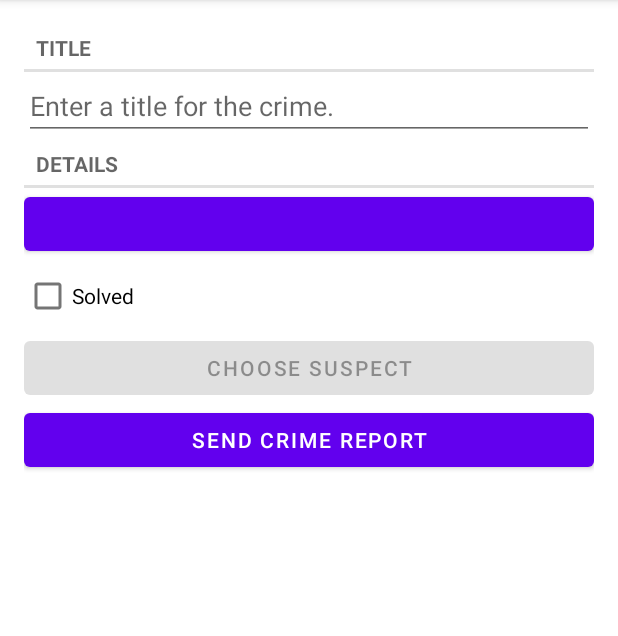
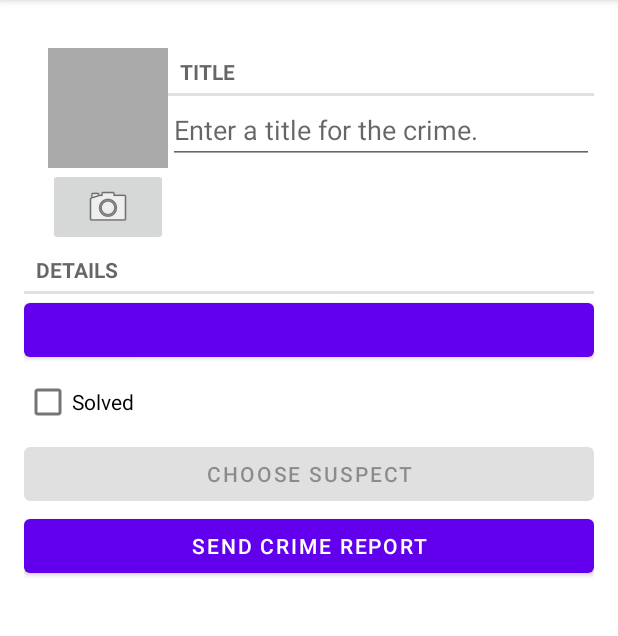
Before and after one commit to mattburnsidemagenic/bnr-android, an Android app: the screen it shows after launch (MainActivity), after a tap on "New Crime", on a phone screen of 412 x 824 dp, the part 84-720 px from its top. Run offline under Robolectric (Android 15) with nearby library versions, the phone set to English and light mode, and no system bars; our stand-ins replace Room's generated code; 1 statement that could not run was skipped.

Commit message:
End of Chapter 16

```diff
--- a/CriminalIntent/app/src/main/java/com/bignerdranch/android/criminalintent/Crime.kt
+++ b/CriminalIntent/app/src/main/java/com/bignerdranch/android/criminalintent/Crime.kt
@@ -9,4 +9,7 @@ import java.util.UUID
 data class Crime(@PrimaryKey val id: UUID = UUID.randomUUID(),
                  var title: String = "",
                  var date: Date = Date(),
-                 var isSolved:Boolean = false, var suspect:String = "")
+                 var isSolved:Boolean = false, var suspect:String = "") {
+    val photoFileName
+        get() = "IMG_$id.jpg"
+}
--- a/CriminalIntent/app/src/main/java/com/bignerdranch/android/criminalintent/CrimeDetailViewModel.kt
+++ b/CriminalIntent/app/src/main/java/com/bignerdranch/android/criminalintent/CrimeDetailViewModel.kt
@@ -4,6 +4,7 @@ import androidx.lifecycle.LiveData
 import androidx.lifecycle.MutableLiveData
 import androidx.lifecycle.Transformations
 import androidx.lifecycle.ViewModel
+import java.io.File
 import java.util.*
 
 class CrimeDetailViewModel() : ViewModel() {
@@ -21,4 +22,8 @@ class CrimeDetailViewModel() : ViewModel() {
     fun saveCrime(crime: Crime) {
         crimeRepository.updateCrime(crime)
     }
+
+    fun getPhotoFile(crime: Crime): File {
+        return crimeRepository.getPhotoFile(crime)
+    }
 }
--- a/CriminalIntent/app/src/main/java/com/bignerdranch/android/criminalintent/CrimeFragment.kt
+++ b/CriminalIntent/app/src/main/java/com/bignerdranch/android/criminalintent/CrimeFragment.kt
@@ -7,19 +7,21 @@ import android.content.pm.ResolveInfo
 import android.net.Uri
 import android.os.Bundle
 import android.provider.ContactsContract
+import android.provider.MediaStore
 import android.text.Editable
 import android.text.TextWatcher
 import android.text.format.DateFormat
+import android.util.Log
 
 import android.view.LayoutInflater
 import android.view.View
 import android.view.ViewGroup
-import android.widget.Button
-import android.widget.CheckBox
-import android.widget.EditText
+import android.widget.*
+import androidx.core.content.FileProvider
 import androidx.fragment.app.Fragment
 import androidx.lifecycle.Observer
 import androidx.lifecycle.ViewModelProvider
+import java.io.File
 
 import java.util.*
 
@@ -29,14 +31,19 @@ private const val TAG = "CrimeFragment"
 private const val DIALOG_DATE = "DialogDate"
 private const val REQUEST_DATE = 0
 private const val REQUEST_CONTACT = 1
+private const val REQUEST_PHOTO = 2
 private const val DATE_FORMAT="EEE, MMM, dd"
 class CrimeFragment: Fragment(), DatePickerFragment.Callbacks {
     private lateinit var crime: Crime
+    private lateinit var  photoFile: File
+    private lateinit var photoUri: Uri
     private lateinit var titleField: EditText
     private lateinit var dateButton: Button
     private lateinit var solvedCheckBox: CheckBox
     private lateinit var reportButton: Button
     private lateinit var suspectButton: Button
+    private lateinit var photoButton: ImageButton
+    private lateinit var photoView: ImageView
     private val crimeDetailViewModel: CrimeDetailViewModel by lazy {
         ViewModelProvider(this).get(CrimeDetailViewModel::class.java)
     }
@@ -63,6 +70,8 @@ class CrimeFragment: Fragment(), DatePickerFragment.Callbacks {
 //        }
         reportButton = view.findViewById(R.id.crime_report) as Button
         suspectButton = view.findViewById(R.id.crime_suspect) as Button
+        photoButton = view.findViewById(R.id.crime_camera) as ImageButton
+        photoView = view.findViewById(R.id.crime_photo) as ImageView
         return view
     }
 
@@ -73,6 +82,8 @@ class CrimeFragment: Fragment(), DatePickerFragment.Callbacks {
             Observer { crime ->
                 crime?.let {
                     this.crime = crime
+                    photoFile = crimeDetailViewModel.getPhotoFile(crime)
+                    photoUri = FileProvider.getUriForFile(requireActivity(), "com.bignerdranch.android.criminalintent.fileprovider", photoFile)
                     updateUI()
                 }
             })
@@ -176,6 +187,26 @@ class CrimeFragment: Fragment(), DatePickerFragment.Callbacks {
                 isEnabled = false
             }
         }
+        photoButton.apply {
+            val packageManager = requireActivity().packageManager
+            val captureImage = Intent(MediaStore.ACTION_IMAGE_CAPTURE)
+            val resolvedActivity: ResolveInfo? = packageManager.resolveActivity(captureImage, PackageManager.MATCH_DEFAULT_ONLY)
+            if(resolvedActivity == null) {
+                Log.w(TAG, "No photo activity resolved")
+                isEnabled = false
+            }
+            setOnClickListener {
+                captureImage.putExtra(MediaStore.EXTRA_OUTPUT, photoUri)
+                val cameraActivities: List<ResolveInfo> = packageManager.queryIntentActivities(captureImage, PackageManager.MATCH_DEFAULT_ONLY)
+                for(cameraActivity in cameraActivities) {
+                    requireActivity().grantUriPermission(
+                        cameraActivity.activityInfo.packageName, photoUri, Intent.FLAG_GRANT_WRITE_URI_PERMISSION
+                    )
+                }
+                startActivityForResult(captureImage, REQUEST_PHOTO)
+            }
+        }
+
     }
 
     override fun onStop() {
--- a/CriminalIntent/app/src/main/java/com/bignerdranch/android/criminalintent/CrimeRepository.kt
+++ b/CriminalIntent/app/src/main/java/com/bignerdranch/android/criminalintent/CrimeRepository.kt
@@ -5,6 +5,7 @@ import androidx.lifecycle.LiveData
 import androidx.room.Room
 import com.bignerdranch.android.criminalintent.database.CrimeDatabase
 import com.bignerdranch.android.criminalintent.database.migration_1_2
+import java.io.File
 import java.lang.IllegalStateException
 import java.util.*
 import java.util.concurrent.Executors
@@ -17,6 +18,7 @@ class CrimeRepository private constructor(context: Context) {
 
     private val crimeDao = database.crimeDao()
     private val executor = Executors.newSingleThreadExecutor()
+    private val filesDir = context.applicationContext.filesDir
 
     fun getCrimes(): LiveData<List<Crime>> = crimeDao.getCrimes()
 
@@ -34,6 +36,8 @@ class CrimeRepository private constructor(context: Context) {
         }
     }
 
+    fun getPhotoFile(crime: Crime): File = File(filesDir, crime.photoFileName)
+
     companion object {
         private var INSTANCE: CrimeRepository? = null
 
--- a/CriminalIntent/app/src/main/res/layout/fragment_crime.xml
+++ b/CriminalIntent/app/src/main/res/layout/fragment_crime.xml
@@ -4,6 +4,34 @@
     xmlns:tools="http://schemas.android.com/tools"
     android:layout_height="match_parent"
     android:layout_margin="16dp">
+    <LinearLayout
+        android:layout_width="match_parent"
+        android:layout_height="wrap_content"
+        android:orientation="horizontal"
+        android:layout_marginStart="16dp"
+        android:layout_marginTop="16dp">
+        <LinearLayout
+            android:layout_width="wrap_content"
+            android:layout_height="wrap_content"
+            android:orientation="vertical">
+            <ImageView
+                android:id="@+id/crime_photo"
+                android:layout_width="80dp"
+                android:layout_height="80dp"
+                android:scaleType="centerInside"
+                android:cropToPadding="true"
+                android:background="@android:color/darker_gray"/>
+            <ImageButton
+                android:id="@+id/crime_camera"
+                android:layout_width="match_parent"
+                android:layout_height="wrap_content"
+                android:src="@android:drawable/ic_menu_camera"/>
+        </LinearLayout>
+        <LinearLayout
+            android:orientation="vertical"
+            android:layout_width="0dp"
+            android:layout_height="wrap_content"
+            android:layout_weight="1">
             <TextView
                 style="?android:listSeparatorTextViewStyle"
                 android:layout_width="match_parent"
@@ -16,6 +44,10 @@
                 android:layout_height="wrap_content"
 
                 android:hint="@string/crime_title_hint" />
+        </LinearLayout>
+    </LinearLayout>
+
+
     <TextView
         style="?android:listSeparatorTextViewStyle"
         android:layout_width="match_parent"
--- /dev/null
+++ b/CriminalIntent/app/src/main/res/xml/files.xml
@@ -0,0 +1,6 @@
+<?xml version="1.0" encoding="utf-8"?>
+<paths>
+    <files-path
+        name="crime_photos"
+        path="."/>
+</paths>
```
Also changed, not shown: CriminalIntent/app/src/main/AndroidManifest.xml (+7 -0 lines). Lines whose indentation alone changed are shown as unchanged.
